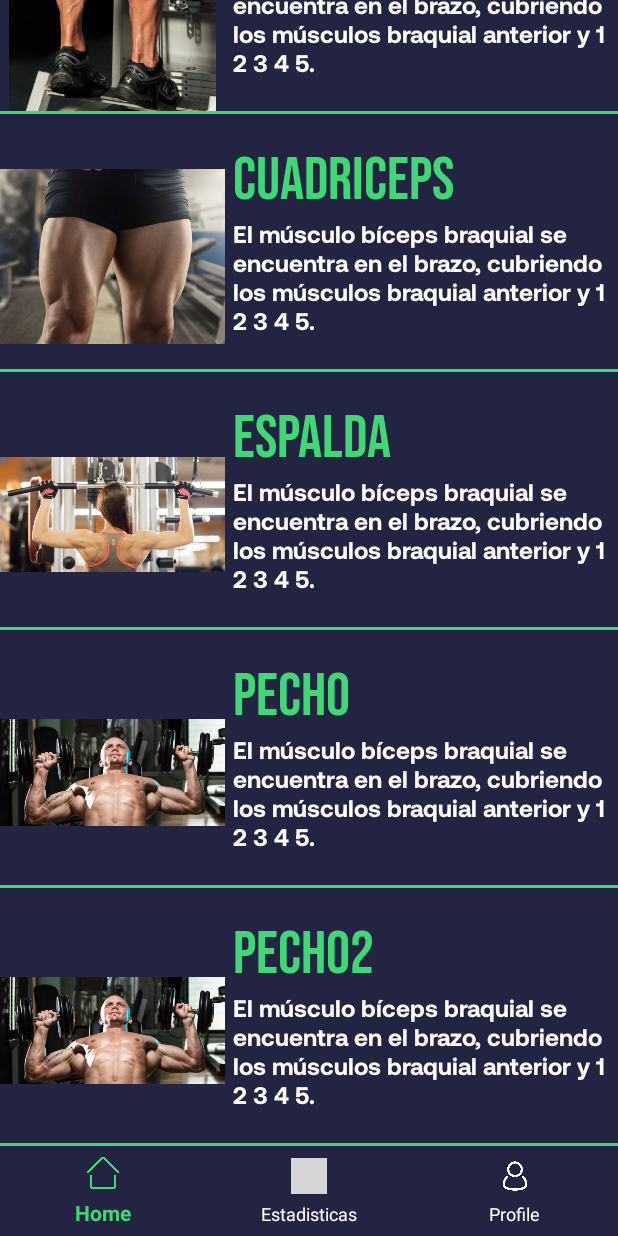
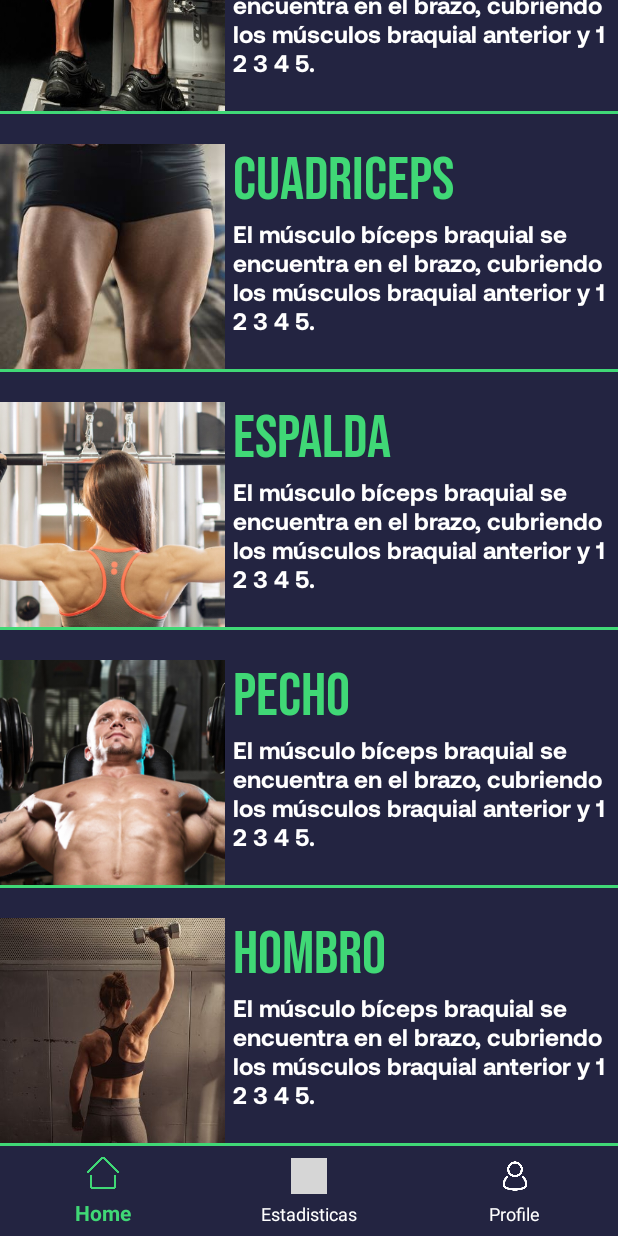
Before and after one commit to asier97am/Strong, an Android app: the Page1 screen opened directly, with no data from a screen before it, scrolled down 440 dp, on a phone screen of 412 x 824 dp. Run offline under Robolectric (Android 15) with nearby library versions, the phone set to English and light mode, and no system bars; grey boxes are pictures that could not be loaded.

Commit message:
Añadir hombro en layout

```diff
--- a/app/src/main/java/com/asier/aranda/strong/fragment/Page1.java
+++ b/app/src/main/java/com/asier/aranda/strong/fragment/Page1.java
@@ -75,9 +75,9 @@ public class Page1 extends Fragment {
         ejercicioLista.add(new EjerciciosHome("Pecho",
                 "El músculo bíceps braquial se encuentra en el brazo, cubriendo los músculos braquial anterior y 1 2 3 4 5.",
                 R.drawable.pecho));
-        ejercicioLista.add(new EjerciciosHome("Pecho2",
+        ejercicioLista.add(new EjerciciosHome("Hombro",
                 "El músculo bíceps braquial se encuentra en el brazo, cubriendo los músculos braquial anterior y 1 2 3 4 5.",
-                R.drawable.pecho));
+                R.drawable.hombro));
 
 
     }
--- a/app/src/main/res/layout/item_ejercicio.xml
+++ b/app/src/main/res/layout/item_ejercicio.xml
@@ -17,6 +17,7 @@
             android:id="@+id/fotoEjercicio"
             android:layout_width="150dp"
             android:layout_height="150dp"
+            android:scaleType="centerCrop"
             android:src="@drawable/biceps1">
         </ImageView>
 
```
Also changed, not shown: app/src/main/res/drawable-hdpi/hombro.jpg (added).
